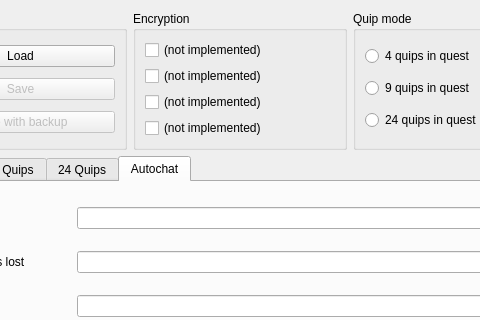
Maritsu/patapon-quip-editor, file src/ui/mainwidget.ui: the form before one commit; both pictures show x 97 to 577 and y 0 to 320 of the 893 by 551 pixel window.
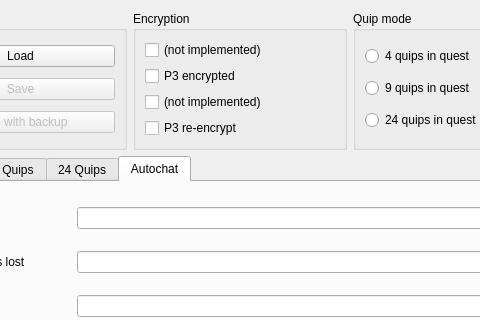
The form after the commit. The open tabs and pages were chosen to show the change.

Commit message: [ui] make Patapon 3 encryption checkboxes checkable

```diff
--- a/src/ui/mainwidget.ui
+++ b/src/ui/mainwidget.ui
@@ -83,10 +83,10 @@
         <item>
          <widget class="QCheckBox" name="p3Check">
           <property name="text">
-           <string>(not implemented)</string>
+           <string>P3 encrypted</string>
           </property>
           <property name="checkable">
-           <bool>false</bool>
+           <bool>true</bool>
           </property>
          </widget>
         </item>
@@ -106,10 +106,10 @@
         <item>
          <widget class="QCheckBox" name="p3eCheck">
           <property name="text">
-           <string>(not implemented)</string>
+           <string>P3 re-encrypt</string>
           </property>
           <property name="checkable">
-           <bool>false</bool>
+           <bool>true</bool>
           </property>
           <property name="checked">
            <bool>false</bool>
```
Left out of the diff: 2 changed lines with no effect on the pictures.
